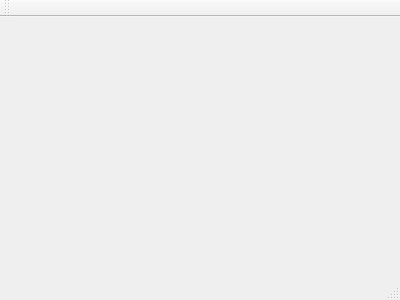
Qt form VECalendar/mainwindow.ui (gnuvince/IFT2905-TP2) before a commit.
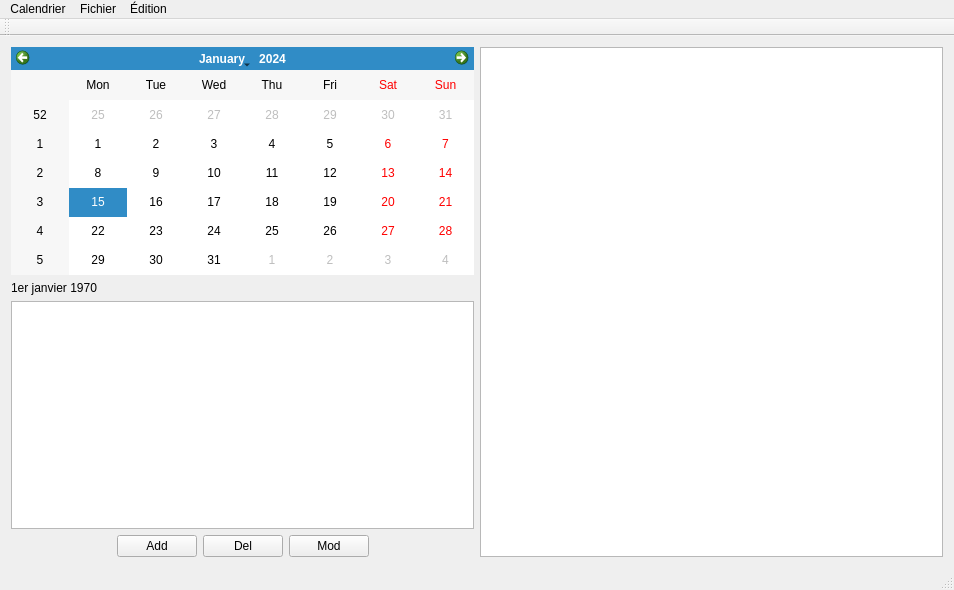
The same form after that commit.

```diff
--- a/VECalendar/mainwindow.ui
+++ b/VECalendar/mainwindow.ui
@@ -1,24 +1,135 @@
 <ui version="4.0">
  <class>MainWindow</class>
- <widget class="QMainWindow" name="MainWindow" >
-  <property name="geometry" >
+ <widget class="QMainWindow" name="MainWindow">
+  <property name="geometry">
    <rect>
     <x>0</x>
     <y>0</y>
-    <width>400</width>
-    <height>300</height>
+    <width>954</width>
+    <height>590</height>
    </rect>
   </property>
   <property name="windowTitle" >
    <string>MainWindow</string>
   </property>
-  <widget class="QMenuBar" name="menuBar" />
-  <widget class="QToolBar" name="mainToolBar" />
-  <widget class="QWidget" name="centralWidget" />
-  <widget class="QStatusBar" name="statusBar" />
+  <widget class="QWidget" name="centralWidget">
+   <layout class="QHBoxLayout" name="horizontalLayout_3">
+    <item>
+     <layout class="QHBoxLayout" name="horizontalLayout_2">
+      <item>
+       <layout class="QVBoxLayout" name="verticalLayout">
+        <item>
+         <widget class="QCalendarWidget" name="calendarWidget"/>
+        </item>
+        <item>
+         <widget class="QLabel" name="selectedDate">
+          <property name="text">
+           <string>1er janvier 1970</string>
+          </property>
+         </widget>
+        </item>
+        <item>
+         <widget class="QTableWidget" name="tableWidget"/>
+        </item>
+        <item>
+         <layout class="QHBoxLayout" name="horizontalLayout">
+          <item>
+           <spacer name="horizontalSpacer">
+            <property name="orientation">
+             <enum>Qt::Horizontal</enum>
+            </property>
+            <property name="sizeHint" stdset="0">
+             <size>
+              <width>40</width>
+              <height>20</height>
+             </size>
+            </property>
+           </spacer>
+          </item>
+          <item>
+           <widget class="QPushButton" name="pushButton">
+            <property name="text">
+             <string>Add</string>
+            </property>
+           </widget>
+          </item>
+          <item>
+           <widget class="QPushButton" name="pushButton_2">
+            <property name="text">
+             <string>Del</string>
+            </property>
+           </widget>
+          </item>
+          <item>
+           <widget class="QPushButton" name="pushButton_3">
+            <property name="text">
+             <string>Mod</string>
+            </property>
+           </widget>
+          </item>
+          <item>
+           <spacer name="horizontalSpacer_2">
+            <property name="orientation">
+             <enum>Qt::Horizontal</enum>
+            </property>
+            <property name="sizeHint" stdset="0">
+             <size>
+              <width>40</width>
+              <height>20</height>
+             </size>
+            </property>
+           </spacer>
+          </item>
+         </layout>
+        </item>
+       </layout>
+      </item>
+      <item>
+       <widget class="QTextEdit" name="textEdit"/>
+      </item>
+     </layout>
+    </item>
+   </layout>
+  </widget>
+  <widget class="QMenuBar" name="menuBar">
+   <property name="geometry">
+    <rect>
+     <x>0</x>
+     <y>0</y>
+     <width>954</width>
+     <height>23</height>
+    </rect>
+   </property>
+   <widget class="QMenu" name="menuCalendrier">
+    <property name="title">
+     <string>Calendrier</string>
+    </property>
+   </widget>
+   <widget class="QMenu" name="menu_dition">
+    <property name="title">
+     <string>Édition</string>
+    </property>
+   </widget>
+   <widget class="QMenu" name="menuFichier">
+    <property name="title">
+     <string>Fichier</string>
+    </property>
+   </widget>
+   <addaction name="menuCalendrier"/>
+   <addaction name="menuFichier"/>
+   <addaction name="menu_dition"/>
+  </widget>
+  <widget class="QToolBar" name="mainToolBar">
+   <attribute name="toolBarArea">
+    <enum>TopToolBarArea</enum>
+   </attribute>
+   <attribute name="toolBarBreak">
+    <bool>false</bool>
+   </attribute>
+  </widget>
+  <widget class="QStatusBar" name="statusBar"/>
  </widget>
- <layoutDefault spacing="6" margin="11" />
- <pixmapfunction></pixmapfunction>
+ <layoutdefault spacing="6" margin="11"/>
  <resources/>
  <connections/>
 </ui>
```
Left out of the diff: 3 changed lines with no effect on the pictures.
